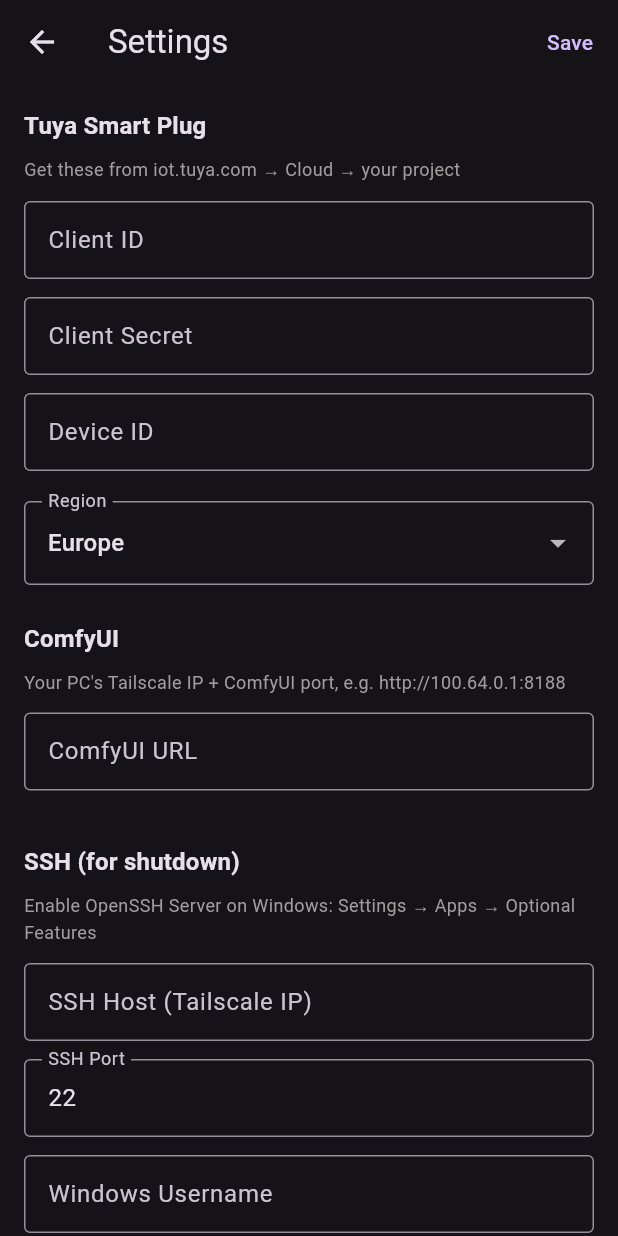
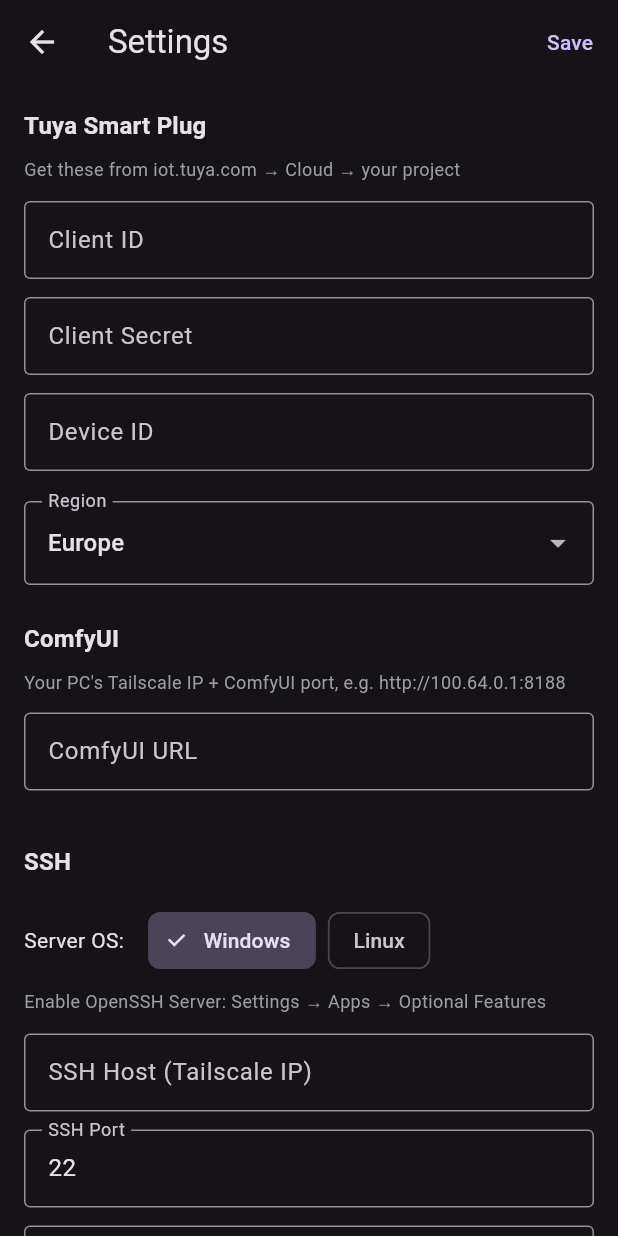
Before and after one commit to Ithoroo/ComfyUI-Mobile-Remote, a Flutter app: the screen it shows after launch, after a tap on the "settings" icon, on a phone screen of 412 x 824 dp. Run offline on Flutter 3.47's test engine with Material 3 defaults, Android fonts, the phone set to English and light mode, and no system bars; our stand-ins replace shared_preferences, wakelock_plus; missing offline and left inert: dartssh2, flutter_foreground_task, flutter_inappwebview.

Commit message:
Linux support, GPU selector, custom ComfyUI path, Windows/Linux OS toggle

```diff
--- a/lib/screens/home_screen.dart
+++ b/lib/screens/home_screen.dart
@@ -63,10 +63,15 @@
     );
 
     _ssh = SshService(
-      host:     _settings.sshHost,
-      port:     _settings.sshPort,
-      username: _settings.sshUsername,
-      password: _settings.sshPassword,
+      host:             _settings.sshHost,
+      port:             _settings.sshPort,
+      username:         _settings.sshUsername,
+      password:         _settings.sshPassword,
+      isWindows:        _settings.isWindows,
+      linuxComfyPath:   _settings.linuxComfyPath,
+      linuxPythonCmd:   _settings.linuxPythonCmd,
+      linuxGpu:         _settings.linuxGpu,
+      windowsComfyPath: _settings.windowsComfyPath,
     );
   }
 
--- a/lib/screens/settings_screen.dart
+++ b/lib/screens/settings_screen.dart
@@ -23,8 +23,12 @@
   late TextEditingController _sshPort;
   late TextEditingController _sshUsername;
   late TextEditingController _sshPassword;
+  late TextEditingController _linuxComfyPath;
+  late TextEditingController _linuxPythonCmd;
+  late TextEditingController _winComfyPath;
 
   String _selectedRegion = 'https://openapi.tuyaeu.com';
+  bool _winCustomPath = false;
   bool _sshPasswordVisible = false;
   bool _testingSSH = false;
 
@@ -48,7 +52,11 @@
     _sshPort          = TextEditingController(text: _settings.sshPort.toString());
     _sshUsername      = TextEditingController(text: _settings.sshUsername);
     _sshPassword      = TextEditingController(text: _settings.sshPassword);
+    _linuxComfyPath   = TextEditingController(text: _settings.linuxComfyPath);
+    _linuxPythonCmd   = TextEditingController(text: _settings.linuxPythonCmd);
+    _winComfyPath     = TextEditingController(text: _settings.windowsComfyPath);
     _selectedRegion   = _settings.tuyaBaseUrl;
+    _winCustomPath    = _settings.windowsCustomPath;
   }
 
   @override
@@ -56,6 +64,7 @@
     for (final c in [
       _tuyaClientId, _tuyaClientSecret, _tuyaDeviceId,
       _comfyUrl, _sshHost, _sshPort, _sshUsername, _sshPassword,
+      _linuxComfyPath, _linuxPythonCmd, _winComfyPath,
     ]) { c.dispose(); }
     super.dispose();
   }
@@ -70,6 +79,10 @@
     await _settings.setSshPort(int.tryParse(_sshPort.text) ?? 22);
     await _settings.setSshUsername(_sshUsername.text.trim());
     await _settings.setSshPassword(_sshPassword.text);
+    await _settings.setLinuxComfyPath(_linuxComfyPath.text.trim());
+    await _settings.setLinuxPythonCmd(_linuxPythonCmd.text.trim());
+    await _settings.setWindowsComfyPath(
+        _winCustomPath ? _winComfyPath.text.trim() : '');
 
     if (mounted) {
       ScaffoldMessenger.of(context).showSnackBar(
@@ -82,10 +95,11 @@
   Future<void> _testSSH() async {
     setState(() => _testingSSH = true);
     final ssh = SshService(
-      host:     _sshHost.text.trim(),
-      port:     int.tryParse(_sshPort.text) ?? 22,
-      username: _sshUsername.text.trim(),
-      password: _sshPassword.text,
+      host:      _sshHost.text.trim(),
+      port:      int.tryParse(_sshPort.text) ?? 22,
+      username:  _sshUsername.text.trim(),
+      password:  _sshPassword.text,
+      isWindows: _settings.isWindows,
     );
     final ok = await ssh.testConnection();
     if (mounted) {
@@ -142,18 +156,46 @@
           const SizedBox(height: 24),
 
           // ── SSH ───────────────────────────────────────────────────────────
-          _SectionHeader('SSH (for shutdown)'),
-          _hint('Enable OpenSSH Server on Windows: Settings → Apps → Optional Features'),
+          _SectionHeader('SSH'),
+          const SizedBox(height: 8),
+
+          // Server OS selector
+          Row(
+            children: [
+              const Text('Server OS:', style: TextStyle(fontSize: 14)),
+              const SizedBox(width: 16),
+              ChoiceChip(
+                label: const Text('Windows'),
+                selected: _settings.isWindows,
+                onSelected: (_) async {
+                  await _settings.setServerOs('windows');
+                  setState(() {});
+                },
+              ),
+              const SizedBox(width: 8),
+              ChoiceChip(
+                label: const Text('Linux'),
+                selected: _settings.isLinux,
+                onSelected: (_) async {
+                  await _settings.setServerOs('linux');
+                  setState(() {});
+                },
+              ),
+            ],
+          ),
+          const SizedBox(height: 8),
+          _hint(_settings.isWindows
+              ? 'Enable OpenSSH Server: Settings → Apps → Optional Features'
+              : 'Make sure SSH is enabled and ComfyUI is installed at ~/ComfyUI'),
           const SizedBox(height: 8),
           _field(_sshHost, 'SSH Host (Tailscale IP)', keyboard: TextInputType.url),
-          _field(_sshPort, 'SSH Port',
-              hint: '22', keyboard: TextInputType.number),
-          _field(_sshUsername, 'Windows Username'),
+          _field(_sshPort, 'SSH Port', hint: '22', keyboard: TextInputType.number),
+          _field(_sshUsername, _settings.isWindows ? 'Windows Username' : 'Linux Username'),
           TextFormField(
             controller: _sshPassword,
             obscureText: !_sshPasswordVisible,
             decoration: InputDecoration(
-              labelText: 'Windows Password',
+              labelText: _settings.isWindows ? 'Windows Password' : 'Linux Password',
               border: const OutlineInputBorder(),
               contentPadding: const EdgeInsets.symmetric(horizontal: 12, vertical: 14),
               suffixIcon: IconButton(
@@ -162,6 +204,69 @@
               ),
             ),
           ),
+          if (_settings.isWindows) ...[
+            const SizedBox(height: 12),
+            Row(
+              children: [
+                const Text('ComfyUI Path:', style: TextStyle(fontSize: 14)),
+                const SizedBox(width: 16),
+                ChoiceChip(
+                  label: const Text('Default'),
+                  selected: !_winCustomPath,
+                  onSelected: (_) => setState(() => _winCustomPath = false),
+                ),
+                const SizedBox(width: 8),
+                ChoiceChip(
+                  label: const Text('Custom'),
+                  selected: _winCustomPath,
+                  onSelected: (_) => setState(() => _winCustomPath = true),
+                ),
+              ],
+            ),
+            if (_winCustomPath) ...[
+              const SizedBox(height: 8),
+              _field(_winComfyPath, 'ComfyUI Path',
+                  hint: r'C:\custom\path\ComfyUI.exe'),
+            ] else
+              _hint(r'Default: %LOCALAPPDATA%\Programs\ComfyUI\ComfyUI.exe'),
+          ],
+          if (_settings.isLinux) ...[
+            const SizedBox(height: 12),
+            _field(_linuxComfyPath, 'ComfyUI Path', hint: '~/ComfyUI'),
+            _field(_linuxPythonCmd, 'Python Command', hint: 'python'),            const SizedBox(height: 8),
+            const Text('GPU:', style: TextStyle(fontSize: 14)),
+            const SizedBox(height: 4),
+            Row(children: [
+              ChoiceChip(
+                label: const Text('NVIDIA'),
+                selected: _settings.isNvidia,
+                onSelected: (_) async {
+                  await _settings.setLinuxGpu('nvidia');
+                  setState(() {});
+                },
+              ),
+              const SizedBox(width: 8),
+              ChoiceChip(
+                label: const Text('AMD (ROCm)'),
+                selected: _settings.isAmd,
+                onSelected: (_) async {
+                  await _settings.setLinuxGpu('amd');
+                  setState(() {});
+                },
+              ),
+              const SizedBox(width: 8),
+              ChoiceChip(
+                label: const Text('CPU'),
+                selected: _settings.isCpu,
+                onSelected: (_) async {
+                  await _settings.setLinuxGpu('cpu');
+                  setState(() {});
+                },
+              ),
+            ]),
+            if (_settings.isAmd)
+              _hint('Uses HSA_OVERRIDE_GFX_VERSION=11.0.0 — change if needed for your GPU'),
+          ],
           const SizedBox(height: 12),
           OutlinedButton.icon(
             onPressed: _testingSSH ? null : _testSSH,
--- a/lib/services/settings_service.dart
+++ b/lib/services/settings_service.dart
@@ -36,7 +36,25 @@
   Future<void> setSshUsername(String v) => _prefs.setString('ssh_username', v);
   Future<void> setSshPassword(String v) => _prefs.setString('ssh_password', v);
 
-  // ── Helpers ───────────────────────────────────────────────────────────────
+  // ── Server OS ─────────────────────────────────────────────────────────────
+  String get serverOs => _prefs.getString('server_os') ?? 'windows';
+  Future<void> setServerOs(String v) => _prefs.setString('server_os', v);
+  bool get isWindows => serverOs == 'windows';
+  bool get isLinux   => serverOs == 'linux';
+
+  // ── Windows specific ──────────────────────────────────────────────────────
+  String get windowsComfyPath    => _prefs.getString('windows_comfy_path') ?? '';
+  bool   get windowsCustomPath   => windowsComfyPath.isNotEmpty;
+  Future<void> setWindowsComfyPath(String v) => _prefs.setString('windows_comfy_path', v);
+  String get linuxComfyPath  => _prefs.getString('linux_comfy_path')  ?? '~/ComfyUI';
+  String get linuxPythonCmd  => _prefs.getString('linux_python_cmd')  ?? 'python';
+  String get linuxGpu        => _prefs.getString('linux_gpu')         ?? 'nvidia';
+  Future<void> setLinuxComfyPath(String v) => _prefs.setString('linux_comfy_path', v);
+  Future<void> setLinuxPythonCmd(String v) => _prefs.setString('linux_python_cmd', v);
+  Future<void> setLinuxGpu(String v)       => _prefs.setString('linux_gpu', v);
+  bool get isNvidia => linuxGpu == 'nvidia';
+  bool get isAmd    => linuxGpu == 'amd';
+  bool get isCpu    => linuxGpu == 'cpu';
   /// True when the minimum required fields are filled in.
   bool get isConfigured =>
       tuyaClientId.isNotEmpty &&
--- a/lib/services/ssh_service.dart
+++ b/lib/services/ssh_service.dart
@@ -6,15 +6,29 @@
   final int port;
   final String username;
   final String password;
+  final bool isWindows;
+  final String linuxComfyPath;
+  final String linuxPythonCmd;
+  final String linuxGpu;
+  final String windowsComfyPath; // empty = use default
 
-  static const _logPath = r'C:\Users\trusz\comfyui.log';
-  static const _comfyExe = r'C:\Users\trusz\AppData\Local\Programs\ComfyUI\ComfyUI.exe';
+  // Windows paths (use PowerShell env vars)
+  static const _winLogPath  = r'$env:USERPROFILE\comfyui.log';
+  static const _winComfyExe = r'$env:LOCALAPPDATA\Programs\ComfyUI\ComfyUI.exe';
+
+  // Linux log path
+  static const _linuxLogPath = '~/comfyui.log';
 
   SshService({
     required this.host,
     required this.port,
     required this.username,
     required this.password,
+    this.isWindows = true,
+    this.linuxComfyPath = '~/ComfyUI',
+    this.linuxPythonCmd = 'python',
+    this.linuxGpu = 'nvidia',
+    this.windowsComfyPath = '',
   });
 
   Future<SSHClient> _connect() async {
@@ -56,15 +70,26 @@
     }
   }
 
-  /// Launch ComfyUI via WMI with log capture.
-  /// WMI creates the process outside the SSH session tree so it
-  /// survives when the SSH connection closes.
+  /// Launch ComfyUI — works on Windows (WMI) and Linux (nohup).
   Future<bool> startComfy() async {
     try {
       final client = await _connect();
-      final session = await client.execute(
-        'powershell -Command "\$wmi = [wmiclass]\'Win32_Process\'; \$wmi.Create(\'cmd.exe /c \\\"$_comfyExe\\\" > $_logPath 2>&1\')"',
-      );
+      final gpuArgs = linuxGpu == 'amd'
+          ? 'HSA_OVERRIDE_GFX_VERSION=11.0.0 '
+          : linuxGpu == 'cpu' ? '' : '';
+      final extraArgs = linuxGpu == 'cpu' ? ' --cpu' : '';
+      // Use custom path if set, otherwise default AppData location
+      final comfyExe = windowsComfyPath.isNotEmpty
+          ? windowsComfyPath
+          : 'C:\\Users\\$username\\AppData\\Local\\Programs\\ComfyUI\\ComfyUI.exe';
+      final logPath  = isWindows
+          ? 'C:\\Users\\$username\\comfyui.log'
+          : _linuxLogPath;
+      final cmd = isWindows
+          ? 'powershell -Command "\$wmi = [wmiclass]\'Win32_Process\'; \$wmi.Create(\'cmd.exe /c \\\"$comfyExe\\\" > $logPath 2>&1\')"'
+          : 'nohup bash -c "cd $linuxComfyPath && ${gpuArgs}$linuxPythonCmd main.py --listen 0.0.0.0$extraArgs" > $_linuxLogPath 2>&1 &';
+      print('[SSH] startComfy cmd: $cmd');
+      final session = await client.execute(cmd);
       await session.stdout.drain();
       await session.stderr.drain();
       await session.done;
@@ -72,7 +97,6 @@
       await client.done;
       return true;
     } catch (e) {
-      // ignore: avoid_print
       print('[SSH] startComfy error: $e');
       return false;
     }
@@ -82,9 +106,13 @@
   Future<String> readLogs({int lines = 50}) async {
     try {
       final client = await _connect();
-      final session = await client.execute(
-        'powershell -Command "Get-Content \'$_logPath\' -Tail $lines"',
-      );
+      final logPath = isWindows
+          ? 'C:\\Users\\$username\\comfyui.log'
+          : _linuxLogPath;
+      final cmd = isWindows
+          ? 'powershell -Command "Get-Content \'$logPath\' -Tail $lines"'
+          : 'tail -n $lines $_linuxLogPath';
+      final session = await client.execute(cmd);
       final output = await session.stdout
           .map((bytes) => String.fromCharCodes(bytes))
           .join();
@@ -101,9 +129,10 @@
   Future<bool> killComfy() async {
     try {
       final client = await _connect();
-      final session = await client.execute(
-        'taskkill /F /IM ComfyUI.exe /T',
-      );
+      final cmd = isWindows
+          ? 'taskkill /F /IM ComfyUI.exe /T'
+          : 'pkill -f "python main.py"';
+      final session = await client.execute(cmd);
       await session.stdout.drain();
       await session.done;
       client.close();
@@ -116,7 +145,8 @@
 
   Future<void> shutdownPC() async {
     final client = await _connect();
-    final session = await client.execute('shutdown /s /t 0');
+    final cmd = isWindows ? 'shutdown /s /t 0' : 'sudo shutdown -h now';
+    final session = await client.execute(cmd);
     await session.done;
     client.close();
     await client.done;
```
